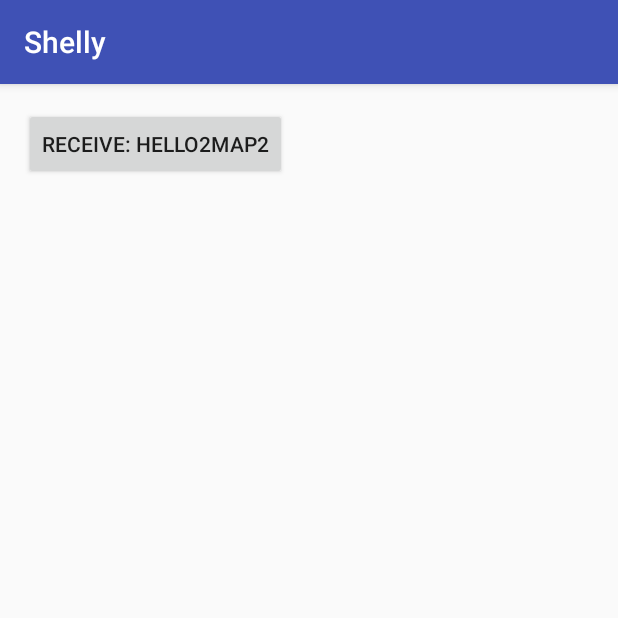
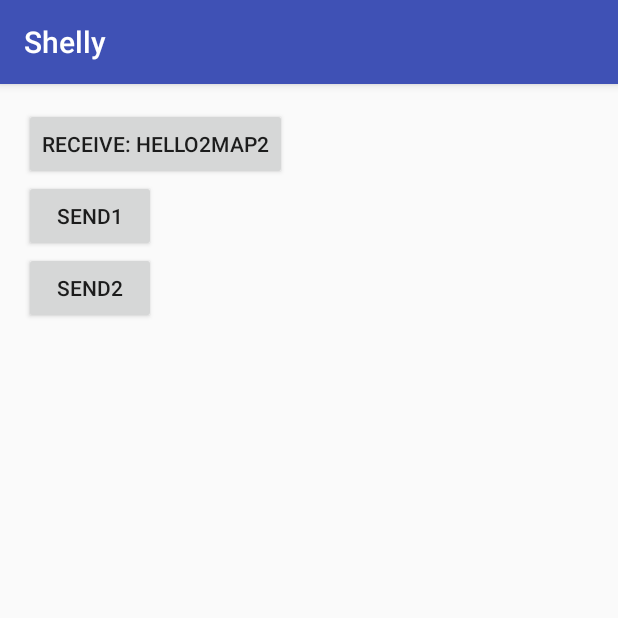
Before and after one commit to Xiaofei-it/Shelly, an Android app: the screen it shows after launch (MainActivity), on a phone screen of 412 x 824 dp, the top half of it. Run offline under Robolectric (Android 15) with nearby library versions, the phone set to English and light mode, and no system bars.

```diff
--- a/app/src/main/AndroidManifest.xml
+++ b/app/src/main/AndroidManifest.xml
@@ -1,6 +1,8 @@
 <?xml version="1.0" encoding="utf-8"?>
 <manifest xmlns:android="http://schemas.android.com/apk/res/android"
     package="xiaofei.library.shellytest">
+
+    <uses-permission android:name="android.permission.INTERNET" />
 
     <application
         android:allowBackup="true"
--- a/app/src/main/java/xiaofei/library/shellytest/MainActivity.java
+++ b/app/src/main/java/xiaofei/library/shellytest/MainActivity.java
@@ -24,6 +24,13 @@ import android.view.View;
 import android.widget.Button;
 import android.widget.Toast;
 
+import java.io.IOException;
+
+import okhttp3.ResponseBody;
+import retrofit2.Call;
+import retrofit2.Callback;
+import retrofit2.Response;
+import retrofit2.Retrofit;
 import xiaofei.library.shelly.Shelly;
 
 /**
@@ -32,10 +39,22 @@ import xiaofei.library.shelly.Shelly;
 public class MainActivity extends AppCompatActivity {
 
     private Button button;
+
+    private NetInterface netInterface;
+
+    private void initRetrofit() {
+        Retrofit retrofit = new Retrofit.Builder()
+                //这里建议：- Base URL: 总是以/结尾；- @Url: 不要以/开头
+                .baseUrl("http://www.weather.com.cn/")
+                .build();
+        netInterface = retrofit.create(NetInterface.class);
+    }
+
     @Override
     protected void onCreate(Bundle savedInstanceState) {
         super.onCreate(savedInstanceState);
         Shelly.register(this);
+        initRetrofit();
         setContentView(R.layout.activity_main);
         Test.init();
         button = (Button) findViewById(R.id.b);
@@ -45,8 +64,36 @@ public class MainActivity extends AppCompatActivity {
                 Toast.makeText(getApplicationContext(), "Click", Toast.LENGTH_SHORT).show();
             }
         });
+
+        findViewById(R.id.b2).setOnClickListener(new View.OnClickListener() {
+            @Override
+            public void onClick(View view) {
+                netInterface.test("101010100").enqueue(new Callback<ResponseBody>() {
+                    @Override
+                    public void onResponse(Call<ResponseBody> call, Response<ResponseBody> response) {
+                        try {
+                            toast(response.body().string());
+                        } catch (IOException e) {
+                            e.printStackTrace();
+                        }
+                    }
+
+                    @Override
+                    public void onFailure(Call<ResponseBody> call, Throwable t) {
+
+                    }
+                });
+            }
+        });
+        findViewById(R.id.b3).setOnClickListener(new View.OnClickListener() {
+            @Override
+            public void onClick(View view) {
+                Shelly.playDomino(3, "101010100");
+            }
+        });
         Shelly.playDomino(1, "Hello1");
         Shelly.playDomino(2, "Hello2");
+
     }
 
     @Override
@@ -55,6 +102,10 @@ public class MainActivity extends AppCompatActivity {
         Shelly.unregister(this);
     }
 
+    public void toast(String s) {
+        Toast.makeText(getApplicationContext(), s, Toast.LENGTH_SHORT).show();
+    }
+
     public void f(String s) {
         button.setText("receive: " + s);
     }
--- /dev/null
+++ b/app/src/main/java/xiaofei/library/shellytest/NetInterface.java
@@ -0,0 +1,32 @@
+/**
+ *
+ * Copyright 2016 Xiaofei
+ *
+ * Licensed under the Apache License, Version 2.0 (the "License");
+ * you may not use this file except in compliance with the License.
+ * You may obtain a copy of the License at
+ *
+ * http://www.apache.org/licenses/LICENSE-2.0
+ *
+ * Unless required by applicable law or agreed to in writing, software
+ * distributed under the License is distributed on an "AS IS" BASIS,
+ * WITHOUT WARRANTIES OR CONDITIONS OF ANY KIND, either express or implied.
+ * See the License for the specific language governing permissions and
+ * limitations under the License.
+ *
+ */
+
+package xiaofei.library.shellytest;
+
+import okhttp3.ResponseBody;
+import retrofit2.Call;
+import retrofit2.http.GET;
+import retrofit2.http.Path;
+
+/**
+ * Created by Xiaofei on 16/6/29.
+ */
+public interface NetInterface {
+    @GET("adat/sk/{cityId}.html")
+    Call<ResponseBody> test(@Path("cityId") String cityId);
+}
--- a/app/src/main/java/xiaofei/library/shellytest/Test.java
+++ b/app/src/main/java/xiaofei/library/shellytest/Test.java
@@ -18,10 +18,17 @@
 
 package xiaofei.library.shellytest;
 
+import java.io.IOException;
+
+import okhttp3.ResponseBody;
+import retrofit2.Call;
+import retrofit2.Retrofit;
 import xiaofei.library.shelly.Shelly;
+import xiaofei.library.shelly.domino.converter.RetrofitDominoConverter;
 import xiaofei.library.shelly.function.Action0;
 import xiaofei.library.shelly.function.Function1;
 import xiaofei.library.shelly.function.TargetAction1;
+import xiaofei.library.shelly.task.AsyncRetrofitTask;
 
 /**
  * Created by Xiaofei on 16/6/1.
@@ -70,5 +77,32 @@ public class Test {
                         mainActivity.f(input);
                     }
                 }).commit();
+
+        Retrofit retrofit = new Retrofit.Builder()
+                //这里建议：- Base URL: 总是以/结尾；- @Url: 不要以/开头
+                .baseUrl("http://www.weather.com.cn/")
+                .build();
+        final NetInterface netInterface = retrofit.create(NetInterface.class);
+        Shelly.<String>createDomino(3)
+                .background()
+                .beginTask(new AsyncRetrofitTask<String, ResponseBody>() {
+                    @Override
+                    protected Call<ResponseBody> getCall(String s) {
+                        return netInterface.test(s);
+                    }
+                })
+                .convert(new RetrofitDominoConverter<String, ResponseBody>())
+                .uiThread()
+                .onResult(MainActivity.class, new TargetAction1<MainActivity, ResponseBody>() {
+                    @Override
+                    public void call(MainActivity mainActivity, ResponseBody input) {
+                        try {
+                            mainActivity.toast(input.string());
+                        } catch (IOException e) {
+                            e.printStackTrace();
+                        }
+                    }
+                })
+                .commit();
     }
 }
--- a/app/src/main/res/layout/activity_main.xml
+++ b/app/src/main/res/layout/activity_main.xml
@@ -1,17 +1,27 @@
 <?xml version="1.0" encoding="utf-8"?>
-<RelativeLayout xmlns:android="http://schemas.android.com/apk/res/android"
-    xmlns:tools="http://schemas.android.com/tools"
+<LinearLayout xmlns:android="http://schemas.android.com/apk/res/android"
     android:layout_width="match_parent"
     android:layout_height="match_parent"
     android:paddingBottom="@dimen/activity_vertical_margin"
     android:paddingLeft="@dimen/activity_horizontal_margin"
     android:paddingRight="@dimen/activity_horizontal_margin"
     android:paddingTop="@dimen/activity_vertical_margin"
-    tools:context="xiaofei.library.shellytest.MainActivity">
+    android:orientation="vertical">
 
     <Button
         android:id="@+id/b"
         android:layout_width="wrap_content"
         android:layout_height="wrap_content"
         android:text="Hello World!" />
-</RelativeLayout>
+    <Button
+        android:id="@+id/b2"
+        android:layout_width="wrap_content"
+        android:layout_height="wrap_content"
+        android:text="send1" />
+    <Button
+        android:id="@+id/b3"
+        android:layout_width="wrap_content"
+        android:layout_height="wrap_content"
+        android:text="send2" />
+
+</LinearLayout>
```
Also changed, not shown: 1 other file.
